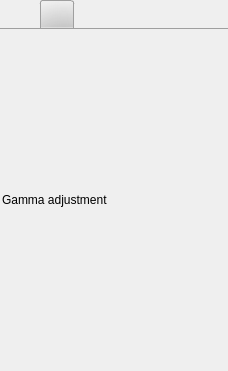
markus-wa/glmixer-mirror, file src/MixingToolboxWidget.ui: the form before one commit.
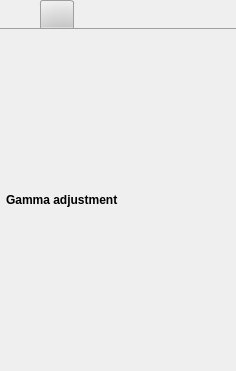
The form after the commit. The open tabs and pages were chosen to show the change. Icons and pictures are not drawn.

Commit message: Uniformity of layouts

Diff of the .ui file:
```diff
--- a/src/MixingToolboxWidget.ui
+++ b/src/MixingToolboxWidget.ui
@@ -6,13 +6,13 @@
    <rect>
     <x>0</x>
     <y>0</y>
-    <width>228</width>
+    <width>236</width>
     <height>371</height>
    </rect>
   </property>
   <property name="minimumSize">
    <size>
-    <width>228</width>
+    <width>236</width>
     <height>214</height>
    </size>
   </property>
@@ -539,13 +539,16 @@
       </attribute>
       <layout class="QVBoxLayout" name="gammaContentsLayout">
        <property name="spacing">
-        <number>0</number>
+        <number>6</number>
        </property>
        <property name="margin">
-        <number>2</number>
+        <number>6</number>
        </property>
        <item>
         <widget class="QLabel" name="label_2">
+         <property name="styleSheet">
+          <string notr="true">font: bold;</string>
+         </property>
          <property name="text">
           <string>Gamma adjustment</string>
          </property>
```
Left out of the diff: 33 changed lines with no effect on the pictures. The commit also changes 4 other files.
